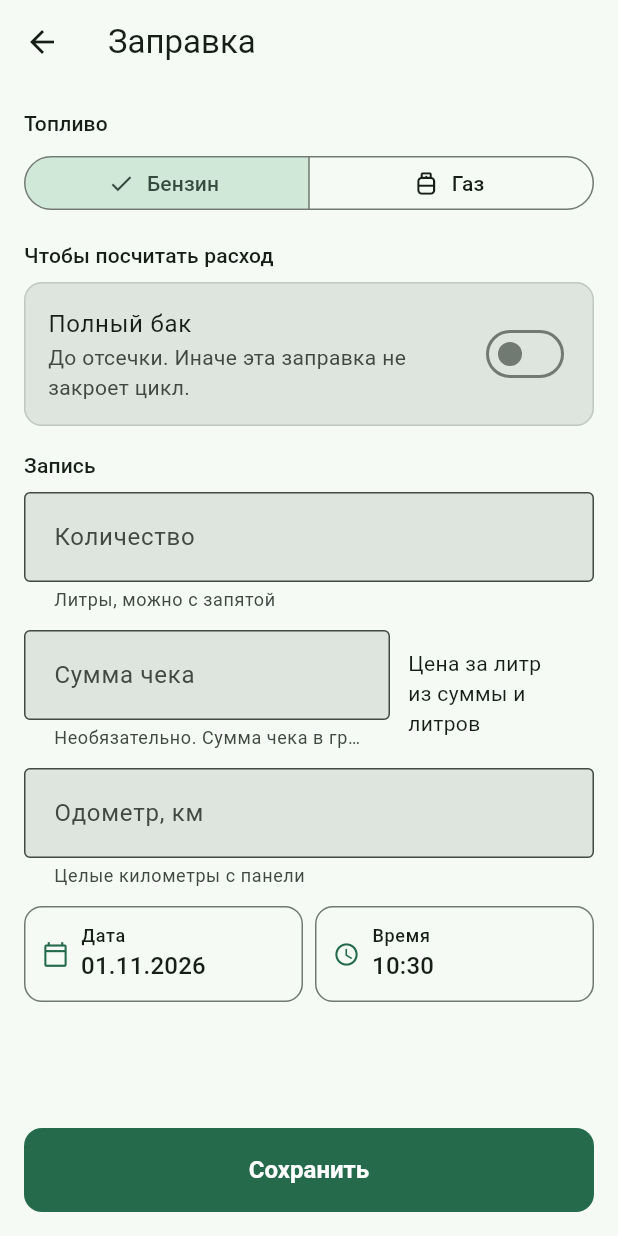
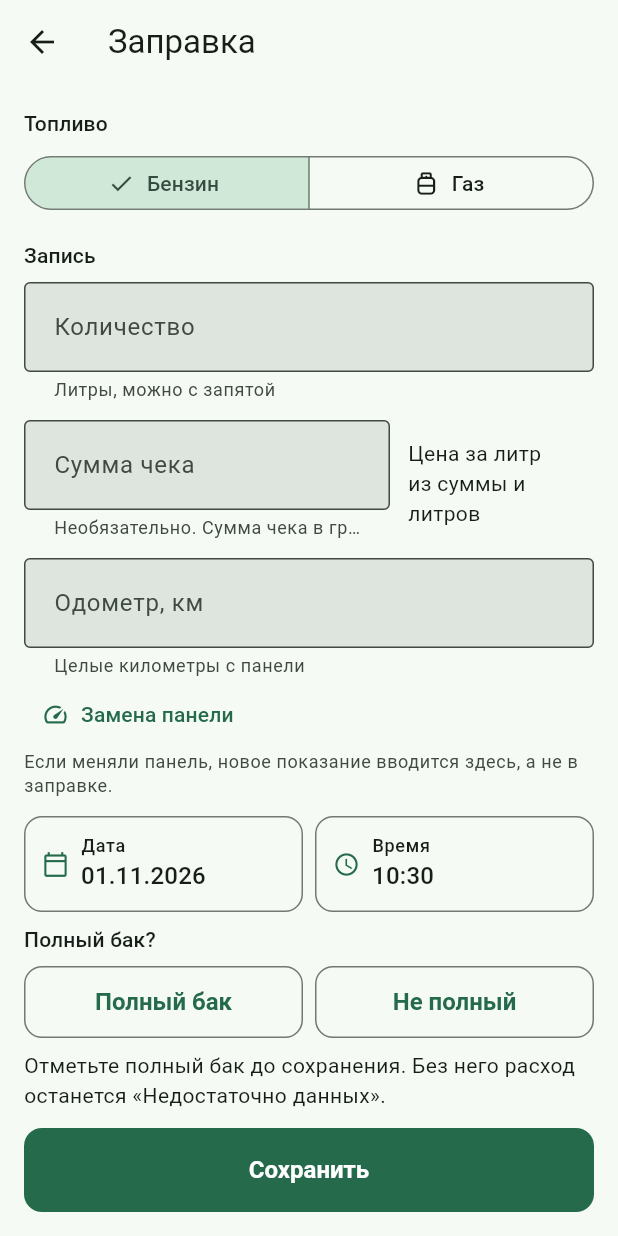
Before and after one commit to RomanShevel1977/duofuel, a Flutter app: the screen it shows after launch, after a tap on "Заправка", on a phone screen of 412 x 824 dp. Run offline on Flutter 3.47's test engine with Material 3 defaults, Android fonts, the phone set to English and light mode, and no system bars; our stand-ins replace share_plus.

Commit message:
Ask for a full tank before save and move panel replacement.
The fill form now requires a full or partial choice, and a panel replacement is opened from the odometer field instead of the theme menu.

Co-authored-by: roman.shevel <roman.shevel@gmail.com>

```diff
--- a/lib/src/ui/fuel_form_page.dart
+++ b/lib/src/ui/fuel_form_page.dart
@@ -7,7 +7,13 @@ import '../model/ids.dart';
 import '../model/records.dart';
 import 'format.dart';
 import 'log_controller.dart';
+import 'reset_form_page.dart';
 import 'when_buttons.dart';
+
+const fullTankPrompt =
+    'Отметьте полный бак до сохранения. Без него расход останется «Недостаточно данных».';
+const fullTankChosen = 'Полный бак. Эта заправка может закрыть цикл.';
+const partialTankChosen = 'Не полный бак. Эта заправка не закроет цикл.';
 
 void openFuel(
   BuildContext context,
@@ -38,7 +44,8 @@ class _FuelFormPageState extends State<FuelFormPage> {
       widget.existing?.createdAtMs ?? DateTime.now().millisecondsSinceEpoch;
   late FuelType _fuel =
       widget.existing?.fuelType ?? lastFuelType(widget.controller.entries);
-  late bool _full = widget.existing?.isFull ?? false;
+  late bool? _full = widget.existing?.isFull;
+  bool _missingFull = false;
   late DateTime _date = _initialDate();
   late TimeOfDay _time = TimeOfDay.fromDateTime(_date);
   late final TextEditingController _quantity = TextEditingController(
@@ -59,6 +66,7 @@ class _FuelFormPageState extends State<FuelFormPage> {
   @override
   void initState() {
     super.initState();
+    widget.controller.addListener(_refreshDraft);
     _quantity.addListener(_refreshDraft);
     _total.addListener(_refreshDraft);
     _odometer.addListener(_refreshDraft);
@@ -76,6 +84,7 @@ class _FuelFormPageState extends State<FuelFormPage> {
 
   @override
   void dispose() {
+    widget.controller.removeListener(_refreshDraft);
     _quantity.removeListener(_refreshDraft);
     _total.removeListener(_refreshDraft);
     _odometer.removeListener(_refreshDraft);
@@ -178,8 +187,12 @@ class _FuelFormPageState extends State<FuelFormPage> {
         ),
       );
     }
-    setState(() => _issues = issues);
-    if (issues.isNotEmpty) return;
+    final full = _full;
+    setState(() {
+      _issues = issues;
+      _missingFull = full == null;
+    });
+    if (full == null || issues.isNotEmpty) return;
     final existing = widget.existing;
     final totalMinor = parseTotalMinor(_total.text);
     final entry = FuelEntry(
@@ -189,7 +202,7 @@ class _FuelFormPageState extends State<FuelFormPage> {
       odometerKm: parseOdometer(_odometer.text)!,
       quantity: parseQuantity(_quantity.text)!,
       unit: existing?.unit ?? 'L',
-      isFull: _full,
+      isFull: full,
       createdAtMs: _createdAtMs,
       totalMinor: totalMinor,
       currency: totalMinor == null ? null : uahCurrency,
@@ -212,10 +225,58 @@ class _FuelFormPageState extends State<FuelFormPage> {
       bottomNavigationBar: SafeArea(
         child: Padding(
           padding: const EdgeInsets.fromLTRB(16, 8, 16, 16),
-          child: FilledButton(
-            key: const Key('save-fuel'),
-            onPressed: _save,
-            child: const Text('Сохранить'),
+          child: Column(
+            mainAxisSize: MainAxisSize.min,
+            crossAxisAlignment: CrossAxisAlignment.stretch,
+            children: [
+              Text('Полный бак?', style: text.titleSmall),
+              const SizedBox(height: 8),
+              Row(
+                children: [
+                  Expanded(
+                    child: _TankChoice(
+                      key: const Key('full-tank'),
+                      selected: _full == true,
+                      label: 'Полный бак',
+                      onPressed: () => setState(() {
+                        _full = true;
+                        _missingFull = false;
+                      }),
+                    ),
+                  ),
+                  const SizedBox(width: 8),
+                  Expanded(
+                    child: _TankChoice(
+                      key: const Key('not-full'),
+                      selected: _full == false,
+                      label: 'Не полный',
+                      onPressed: () => setState(() {
+                        _full = false;
+                        _missingFull = false;
+                      }),
+                    ),
+                  ),
+                ],
+              ),
+              const SizedBox(height: 8),
+              Text(
+                switch (_full) {
+                  true => fullTankChosen,
+                  false => partialTankChosen,
+                  null => fullTankPrompt,
+                },
+                key: const Key('full-tank-hint'),
+                style: text.bodyMedium?.copyWith(
+                  color: _missingFull ? scheme.error : scheme.onSurface,
+                ),
+              ),
+              const SizedBox(height: 12),
+              FilledButton(
+                key: const Key('save-fuel'),
+                onPressed: _save,
+                child: const Text('Сохранить'),
+              ),
+            ],
           ),
         ),
       ),
@@ -246,36 +307,6 @@ class _FuelFormPageState extends State<FuelFormPage> {
             selected: {_fuel},
             onSelectionChanged: (selected) =>
                 setState(() => _fuel = selected.first),
-          ),
-          const SizedBox(height: 16),
-          Text('Чтобы посчитать расход', style: text.titleSmall),
-          const SizedBox(height: 8),
-          Material(
-            color: _full
-                ? scheme.primaryContainer
-                : scheme.surfaceContainerHighest,
-            shape: RoundedRectangleBorder(
-              borderRadius: BorderRadius.circular(12),
-              side: BorderSide(
-                color: _full ? scheme.primary : scheme.outlineVariant,
-              ),
-            ),
-            child: SwitchListTile(
-              key: const Key('full-tank'),
-              contentPadding: const EdgeInsets.symmetric(
-                horizontal: 16,
-                vertical: 8,
-              ),
-              shape: RoundedRectangleBorder(
-                borderRadius: BorderRadius.circular(12),
-              ),
-              title: const Text('Полный бак'),
-              subtitle: const Text(
-                'До отсечки. Иначе эта заправка не закроет цикл.',
-              ),
-              value: _full,
-              onChanged: (value) => setState(() => _full = value),
-            ),
           ),
           const SizedBox(height: 16),
           Text('Запись', style: text.titleSmall),
@@ -336,6 +367,19 @@ class _FuelFormPageState extends State<FuelFormPage> {
             ),
             keyboardType: TextInputType.number,
           ),
+          Align(
+            alignment: Alignment.centerLeft,
+            child: TextButton.icon(
+              key: const Key('open-reset'),
+              onPressed: () => openReset(context, widget.controller),
+              icon: const Icon(Icons.speed_outlined),
+              label: const Text('Замена панели'),
+            ),
+          ),
+          Text(
+            'Если меняли панель, новое показание вводится здесь, а не в заправке.',
+            style: text.bodySmall?.copyWith(color: scheme.onSurfaceVariant),
+          ),
           const SizedBox(height: 12),
           WhenButtons(
             when: _when,
@@ -347,3 +391,31 @@ class _FuelFormPageState extends State<FuelFormPage> {
     );
   }
 }
+
+class _TankChoice extends StatelessWidget {
+  const _TankChoice({
+    super.key,
+    required this.selected,
+    required this.label,
+    required this.onPressed,
+  });
+
+  final bool selected;
+  final String label;
+  final VoidCallback onPressed;
+
+  @override
+  Widget build(BuildContext context) {
+    final style = ButtonStyle(
+      minimumSize: const WidgetStatePropertyAll(Size(48, 48)),
+      textStyle: const WidgetStatePropertyAll(
+        TextStyle(fontSize: 16, fontWeight: FontWeight.w600),
+      ),
+    );
+    final child = Text(label, textAlign: TextAlign.center);
+    if (selected) {
+      return FilledButton(style: style, onPressed: onPressed, child: child);
+    }
+    return OutlinedButton(style: style, onPressed: onPressed, child: child);
+  }
+}
```
Also changed, not shown: lib/src/ui/duofuel_app.dart (+0 -9 lines), 2 other files.
